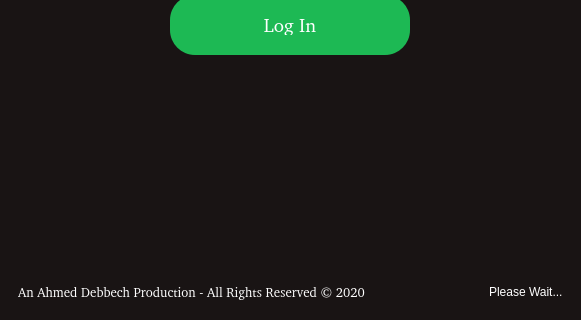
Old version of the form mutak/mainwindow.ui in the repository ahmed-debbech/mutak; both pictures show x 0 to 581 and y 414 to 734 of the 581 by 734 pixel window.
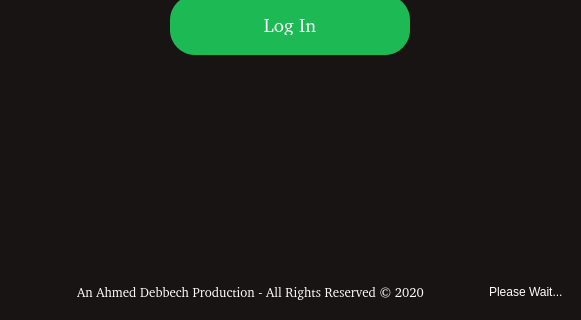
New version of the form.

Commit message: Fix the sudden internet drop out when retriving photos

```diff
--- a/mutak/mainwindow.ui
+++ b/mutak/mainwindow.ui
@@ -140,6 +140,19 @@
         </item>
         <item>
          <layout class="QHBoxLayout" name="horizontalLayout_3">
+          <item>
+           <spacer name="horizontalSpacer_6">
+            <property name="orientation">
+             <enum>Qt::Horizontal</enum>
+            </property>
+            <property name="sizeHint" stdset="0">
+             <size>
+              <width>40</width>
+              <height>20</height>
+             </size>
+            </property>
+           </spacer>
+          </item>
           <item>
            <widget class="QLabel" name="copyright">
             <property name="font">
```
The commit also changes 1 other file.
